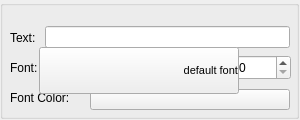
The window that Tools/UIEditor/UI/PropertyGridWidgets/uitextfieldpropertygridwidget.ui (xaoctech/dava.engine) describes before a commit, drawn with Qt 5.
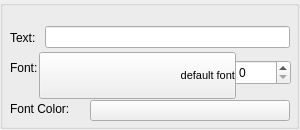
The same window after the commit. Custom widgets are drawn as their Qt base class.

Commit message: [DF-348] UI Editor. Font size fix fot UITextField. Also corrected font selection box size (in Windows it looks inapropriate).

```diff
--- a/Tools/UIEditor/UI/PropertyGridWidgets/uitextfieldpropertygridwidget.ui
+++ b/Tools/UIEditor/UI/PropertyGridWidgets/uitextfieldpropertygridwidget.ui
@@ -7,7 +7,7 @@
     <x>0</x>
     <y>0</y>
     <width>300</width>
-    <height>120</height>
+    <height>130</height>
    </rect>
   </property>
   <property name="minimumSize">
@@ -25,7 +25,7 @@
      <x>0</x>
      <y>0</y>
      <width>299</width>
-     <height>119</height>
+     <height>129</height>
     </rect>
    </property>
    <property name="title">
@@ -58,7 +58,7 @@
     <property name="geometry">
      <rect>
       <x>234</x>
-      <y>55</y>
+      <y>60</y>
       <width>57</width>
       <height>25</height>
      </rect>
@@ -81,7 +81,7 @@
     <property name="geometry">
      <rect>
       <x>90</x>
-      <y>89</y>
+      <y>100</y>
       <width>200</width>
       <height>21</height>
      </rect>
@@ -94,7 +94,7 @@
     <property name="geometry">
      <rect>
       <x>10</x>
-      <y>90</y>
+      <y>101</y>
       <width>71</width>
       <height>16</height>
      </rect>
@@ -107,8 +107,8 @@
     <property name="geometry">
      <rect>
       <x>39</x>
-      <y>47</y>
-      <width>200</width>
+      <y>52</y>
+      <width>197</width>
       <height>47</height>
      </rect>
     </property>
```
The commit also changes 1 other file.
